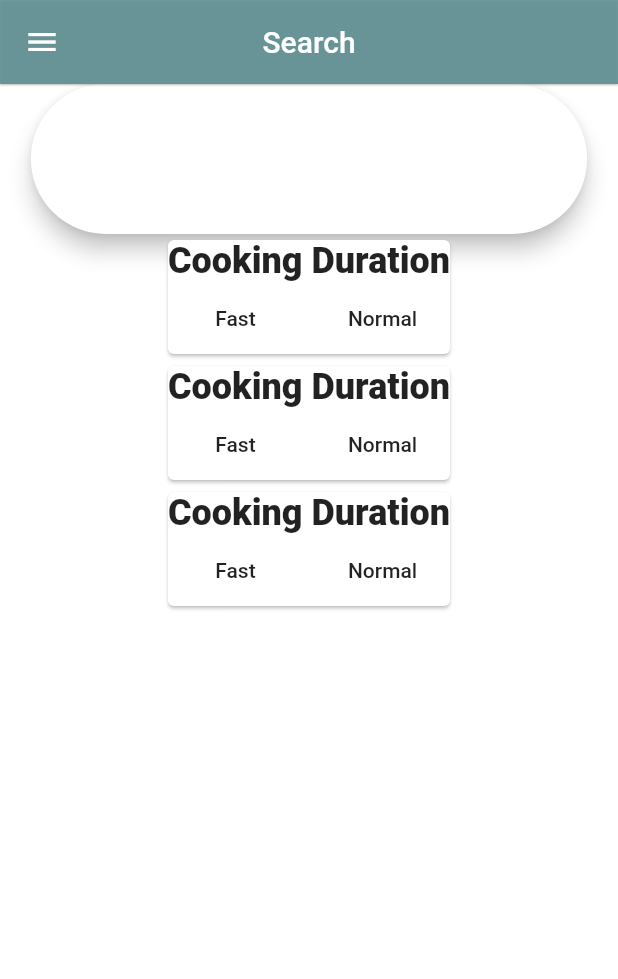
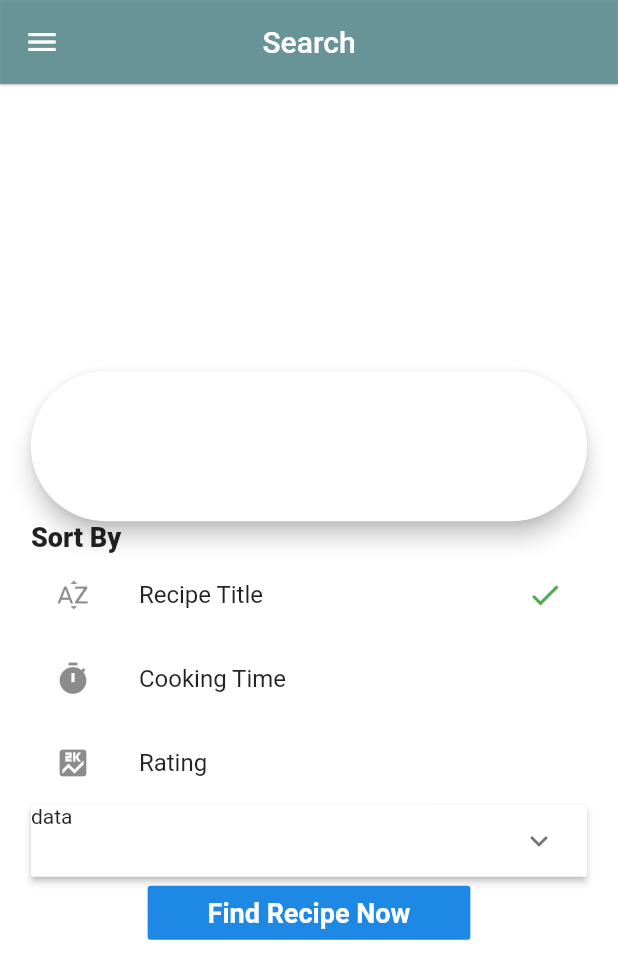
Before and after one commit to kennethIve/fyp_flutter_recipe_app, a Flutter app: the SearchPage screen opened directly, on a phone screen of 412 x 824 dp. Shown: the top 979 px of the screen. Run offline on Flutter 3.47's test engine with Material 2 defaults, Android fonts, the phone set to English and light mode, and no system bars; our stand-ins replace camera, dio, flutter_speed_dial, fluttertoast, google_fonts, smooth_star_rating; missing offline and left inert: loadmore, tflite; network calls fail; Roboto replaces fonts that are missing (Georgia).

Commit message:
expand panel list

```diff
--- a/lib/controller/recipeRest.dart
+++ b/lib/controller/recipeRest.dart
@@ -6,8 +6,8 @@ import 'package:recipe/model/recipeModel.dart';
 class RecipeRest{
 
   static Dio dio = new Dio();
-  //static String url = "http://104.154.239.168/api";
-  static String url = "http://192.168.1.99/api";
+  static String url = "http://104.154.239.168/api";
+  //static String url = "http://192.168.1.99/api";
   static String token = "t1TkHac7Tugi4mY7u6lxyYKgp4uz8w34KRLY2Dgi";
 
   static List<Recipe>recipes = [];
--- a/lib/screens/SearchPage.dart
+++ b/lib/screens/SearchPage.dart
@@ -1,18 +1,16 @@
-import 'package:dio/dio.dart';
 import 'package:flappy_search_bar/flappy_search_bar.dart';
 import 'package:flutter/material.dart';
 import 'package:recipe/com_var.dart';
 import 'package:recipe/component/drawer.dart';
 import 'package:recipe/model/recipeModel.dart';
-import 'package:flappy_search_bar/search_bar_style.dart';
 
 
 
 class SearchPage extends StatefulWidget {
+  const SearchPage({Key key, this.title, this.recipe}) : super(key: key);
 
-  const SearchPage({Key key, this.title, this.recipe}) : super(key: key);
+  final Recipe recipe;
   final String title;
-  final Recipe recipe;
 
   @override
   _SearchPageState createState() => _SearchPageState();
@@ -20,6 +18,9 @@ class SearchPage extends StatefulWidget {
 
 class _SearchPageState extends State<SearchPage> {
 
+  int sortBy = 0;
+  List sortByOptionLeading = [Icon(Icons.sort_by_alpha),Icon(Icons.timer),Icon(Icons.score)];
+  List sortByOptions = ["Recipe Title","Cooking Time","Rating"];
   List option = ["Fast","Normal"];
 
   List<Widget> optionbuilder(List options){
@@ -43,24 +44,43 @@ class _SearchPageState extends State<SearchPage> {
       ]),
       );
   }
-
+  List<Widget> sortByBtns(){
+    List<Widget> btnList=[];
+    btnList.add(Text("Sort By",style:TextStyle(fontSize:18.0,fontWeight:FontWeight.w800)));
+    sortByOptions.asMap().forEach((i, v)
+    {
+      btnList.add(
+        new InkWell(
+          child: ListTile(leading: sortByOptionLeading[i],title: Text(v),trailing: (sortBy==i)?Icon(Icons.check,color: Colors.green,):null,),
+          onTap: (){sortBy = i;setState(() {});
+          },
+      ));
+    });
+    return btnList;
+  }
+  ExpansionPanelList expansionOpt(){
+    return ExpansionPanelList(
+      animationDuration: Duration(seconds:1),
+      children: [ExpansionPanel(headerBuilder: (context,flag){return Text("data");}, body: Text("data2"),isExpanded: false),]
+    );
+  }
   @override
   Widget build(BuildContext context) {
     Size screen = MediaQuery.of(context).size;
-    return Container(
-      child: Scaffold(
+    return Scaffold(
           appBar: topBar(type: "custom",title: "Search"),
           drawer: SideBar(),
           backgroundColor: Colors.white,//Color.fromRGBO(58, 66, 86, 1.0),
           body: Container(
-              width: MediaQuery.of(context).size.width,
-              child:Column(
-                mainAxisAlignment: MainAxisAlignment.spaceAround,
-                crossAxisAlignment: CrossAxisAlignment.center,
+              alignment: Alignment.center,
+              child:SingleChildScrollView(
+                padding: EdgeInsets.symmetric(horizontal:screen.width*.05),
+                child: Column(
+                  mainAxisSize: MainAxisSize.min,
+                  mainAxisAlignment:MainAxisAlignment.spaceEvenly,
                   children: [
                     Container(
                       height: 100,
-                    width: screen.width*.9,
                       child: SearchBar(
                         onSearch: (value){
                           debugPrint(value);
@@ -70,22 +90,26 @@ class _SearchPageState extends State<SearchPage> {
                           debugPrint(obj);
                           return;
                           },
-                      onError: (e){},
+                        onError: (e){return;},
                       ),),
-                  Expanded(
+                    Container(
                       child: Column(
-                      children:[
-                        duration(),
-                        duration(),
-                        duration(),
-                      ]
+                        crossAxisAlignment: CrossAxisAlignment.stretch,
+                        children:sortByBtns()
                       )
-                    )
+                    ),
+                    Container(child: expansionOpt(),),
+                   FlatButton(
+                        color:Colors.blue[600],
+                        textColor:Colors.white,
+                        padding: EdgeInsets.symmetric(horizontal:40.0),
+                        child:Text("Find Recipe Now",style:TextStyle(fontSize:18.0,fontWeight:FontWeight.bold)),
+                        onPressed:(){},
+                    ),
                   ],
                 )
               ),
-          )
-        )
-    ;
+            ),
+    );
   }
 }
```
Also changed, not shown: pubspec.lock. Lines whose indentation alone changed are shown as unchanged.
